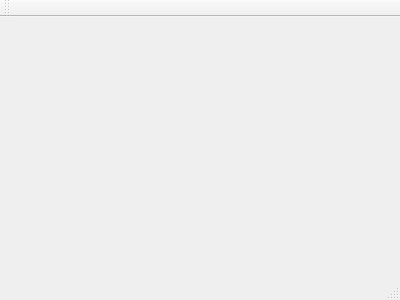
First picture: the form in mainwindow.ui, repository Gualtix/EDD_Pro1_Server, before the edit.
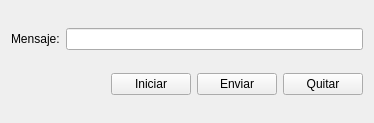
Second picture: the form after the edit.

```diff
--- a/mainwindow.ui
+++ b/mainwindow.ui
@@ -1,24 +1,85 @@
 <ui version="4.0">
  <class>MainWindow</class>
- <widget class="QMainWindow" name="MainWindow" >
-  <property name="geometry" >
+ <widget class="QMainWindow" name="MainWindow">
+  <property name="geometry">
    <rect>
     <x>0</x>
     <y>0</y>
-    <width>400</width>
-    <height>300</height>
+    <width>374</width>
+    <height>123</height>
    </rect>
   </property>
   <property name="windowTitle" >
    <string>MainWindow</string>
   </property>
-  <widget class="QMenuBar" name="menuBar" />
-  <widget class="QToolBar" name="mainToolBar" />
-  <widget class="QWidget" name="centralWidget" />
-  <widget class="QStatusBar" name="statusBar" />
+  <widget class="QWidget" name="centralWidget">
+   <layout class="QGridLayout" name="gridLayout_2">
+    <item row="0" column="0">
+     <layout class="QHBoxLayout" name="horizontalLayout">
+      <item>
+       <widget class="QLabel" name="label">
+        <property name="text">
+         <string>Mensaje:</string>
+        </property>
+       </widget>
+      </item>
+      <item>
+       <widget class="QLineEdit" name="msj"/>
+      </item>
+     </layout>
+    </item>
+    <item row="1" column="0">
+     <layout class="QGridLayout" name="gridLayout">
+      <item row="0" column="0">
+       <spacer name="horizontalSpacer">
+        <property name="orientation">
+         <enum>Qt::Horizontal</enum>
+        </property>
+        <property name="sizeHint" stdset="0">
+         <size>
+          <width>40</width>
+          <height>20</height>
+         </size>
+        </property>
+       </spacer>
+      </item>
+      <item row="0" column="1">
+       <widget class="QPushButton" name="iniciar">
+        <property name="text">
+         <string>Iniciar</string>
+        </property>
+       </widget>
+      </item>
+      <item row="0" column="2">
+       <widget class="QPushButton" name="enviar">
+        <property name="text">
+         <string>Enviar</string>
+        </property>
+       </widget>
+      </item>
+      <item row="0" column="3">
+       <widget class="QPushButton" name="quitar">
+        <property name="text">
+         <string>Quitar</string>
+        </property>
+       </widget>
+      </item>
+     </layout>
+    </item>
+   </layout>
+  </widget>
+  <widget class="QMenuBar" name="menuBar">
+   <property name="geometry">
+    <rect>
+     <x>0</x>
+     <y>0</y>
+     <width>374</width>
+     <height>22</height>
+    </rect>
+   </property>
+  </widget>
  </widget>
- <layoutDefault spacing="6" margin="11" />
- <pixmapfunction></pixmapfunction>
+ <layoutdefault spacing="6" margin="11"/>
  <resources/>
  <connections/>
 </ui>
```
Left out of the diff: 3 changed lines with no effect on the pictures.
